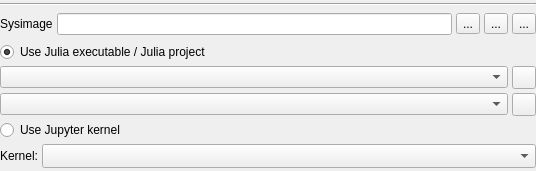
spine-tools/spine-items, file spine_items/tool/ui/julia_tool_options.ui: the form before one commit.
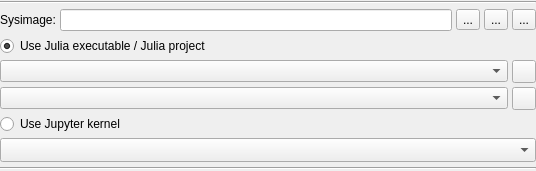
The form after the commit. Icons and pictures are not drawn. Custom widgets are drawn as their Qt base class.

Commit message: Move executable tool type execution settings ('cmd' and 'shell') to Tool Properties

Diff of the .ui file:
```diff
--- a/spine_items/tool/ui/julia_tool_options.ui
+++ b/spine_items/tool/ui/julia_tool_options.ui
@@ -54,7 +54,7 @@
      <item>
       <widget class="QLabel" name="label_sysimage">
        <property name="text">
-        <string>Sysimage</string>
+        <string>Sysimage:</string>
        </property>
       </widget>
      </item>
@@ -191,21 +191,6 @@
       </widget>
      </item>
      <item>
-      <layout class="QHBoxLayout" name="horizontalLayout">
-       <property name="spacing">
-        <number>4</number>
-       </property>
-       <property name="leftMargin">
-        <number>0</number>
-       </property>
-       <item>
-        <widget class="QLabel" name="label">
-         <property name="text">
-          <string>Kernel:</string>
-         </property>
-        </widget>
-       </item>
-       <item>
         <widget class="QComboBox" name="comboBox_kernel_specs">
          <property name="sizePolicy">
           <sizepolicy hsizetype="Expanding" vsizetype="Fixed">
@@ -232,7 +217,12 @@
        </item>
       </layout>
      </item>
-    </layout>
+   <item>
+    <widget class="Line" name="line">
+     <property name="orientation">
+      <enum>Qt::Orientation::Horizontal</enum>
+     </property>
+    </widget>
    </item>
   </layout>
  </widget>
```
Left out of the diff: 1 changed line with no effect on the pictures. Lines whose indentation alone changed are shown as unchanged. The commit also changes 12 other files.
